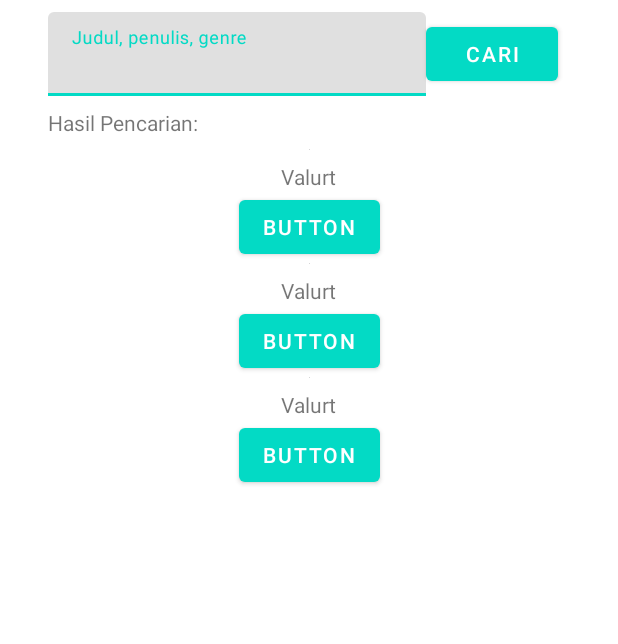
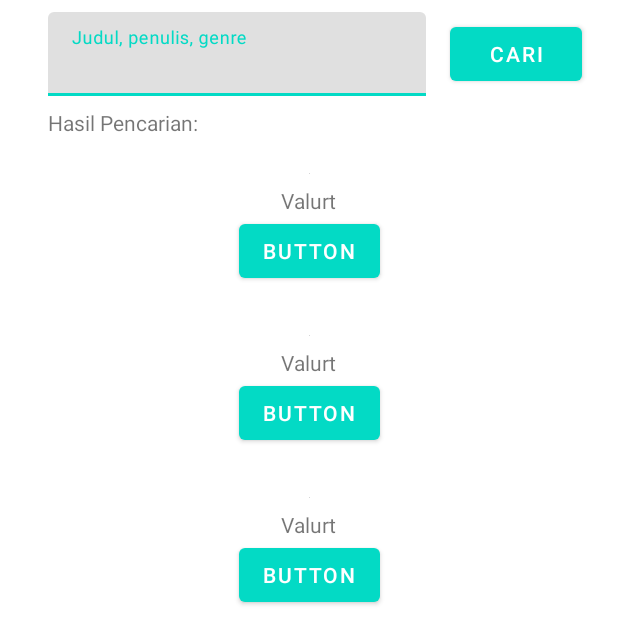
Before and after one commit to wikosac/asesmen1, an Android app: the layout activity_main.xml on its own in the app's theme, with its tools: preview values and no code run, on a phone screen of 412 x 824 dp. Shown: the top 644 px of the screen. Run offline under Robolectric (Android 15) with nearby library versions, the phone set to English and light mode, and no system bars.

Commit message:
Menggunakan material component

```diff
--- a/app/build.gradle
+++ b/app/build.gradle
@@ -47,4 +47,6 @@ dependencies {
     testImplementation 'junit:junit:4.13.2'
     androidTestImplementation 'androidx.test.ext:junit:1.1.3'
     androidTestImplementation 'androidx.test.espresso:espresso-core:3.4.0'
+
+    api 'com.google.android.material:material:1.1.0-alpha06'
 }
--- a/app/src/main/res/layout/activity_main.xml
+++ b/app/src/main/res/layout/activity_main.xml
@@ -56,6 +56,7 @@
                 android:id="@+id/btnSearch"
                 android:layout_width="wrap_content"
                 android:layout_height="wrap_content"
+                android:layout_marginStart="16dp"
                 android:text="Cari"
                 app:layout_constraintBottom_toBottomOf="@+id/search"
                 app:layout_constraintStart_toEndOf="@+id/search"
@@ -73,8 +74,8 @@
                 android:scrollbars="vertical"
                 app:layoutManager="androidx.recyclerview.widget.LinearLayoutManager"
                 tools:context=".MainActivity"
-                tools:layout_editor_absoluteX="-213dp"
-                tools:layout_editor_absoluteY="197dp"
+                tools:layout_editor_absoluteX="0dp"
+                tools:layout_editor_absoluteY="0dp"
                 tools:listitem="@layout/item_view" />
         </androidx.constraintlayout.widget.ConstraintLayout>
     </LinearLayout>
--- a/app/src/main/res/layout/item_view.xml
+++ b/app/src/main/res/layout/item_view.xml
@@ -11,6 +11,8 @@
         android:layout_width="0dp"
         android:layout_height="wrap_content"
         android:orientation="vertical"
+        android:layout_marginTop="16dp"
+        android:layout_marginBottom="16dp"
         app:layout_constraintBottom_toBottomOf="parent"
         app:layout_constraintEnd_toEndOf="parent"
         app:layout_constraintStart_toStartOf="parent"
@@ -46,7 +48,7 @@
             app:layout_constraintStart_toStartOf="parent"
             app:layout_constraintTop_toBottomOf="@+id/namaTextView">
 
-            <Button
+            <com.google.android.material.button.MaterialButton
                 android:id="@+id/button"
                 android:layout_width="wrap_content"
                 android:layout_height="wrap_content"
```
